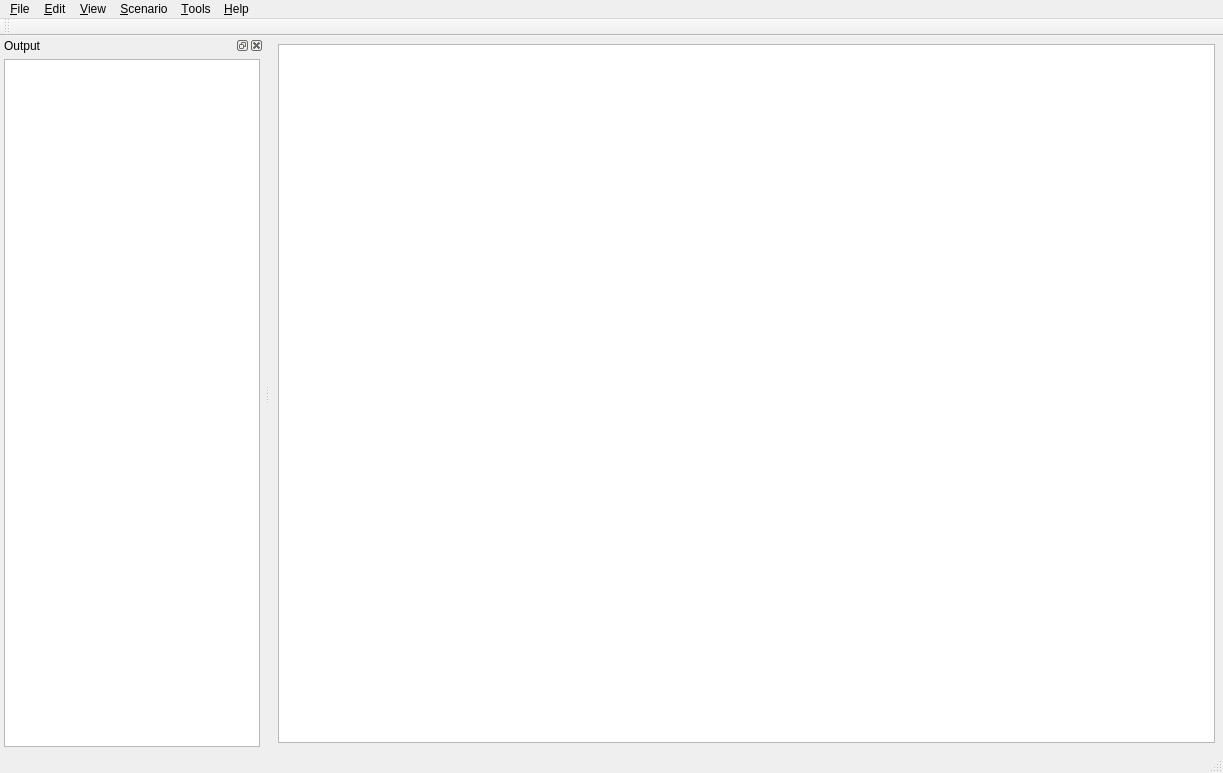
Before: the Qt Designer form scone/sconestudio/SconeStudio.ui in opensim-org/SCONE, drawn with Qt 5.
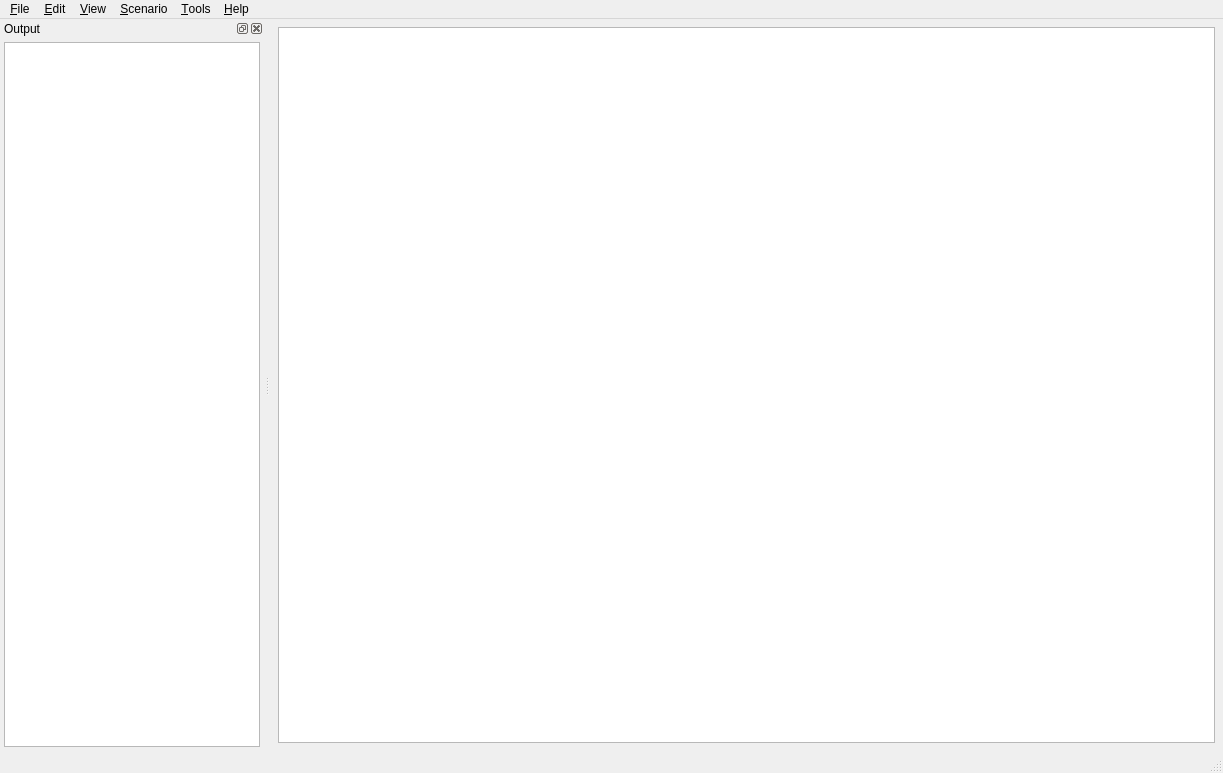
After: the same form once the commit is applied. Custom widgets are drawn as their Qt base class.

```diff
--- a/scone/sconestudio/SconeStudio.ui
+++ b/scone/sconestudio/SconeStudio.ui
@@ -327,17 +327,6 @@
    <addaction name="menu_Help"/>
   </widget>
   <widget class="QStatusBar" name="statusBar"/>
-  <widget class="QToolBar" name="toolBar">
-   <property name="windowTitle">
-    <string>toolBar</string>
-   </property>
-   <attribute name="toolBarArea">
-    <enum>TopToolBarArea</enum>
-   </attribute>
-   <attribute name="toolBarBreak">
-    <bool>false</bool>
-   </attribute>
-  </widget>
   <widget class="QDockWidget" name="resultsDock">
    <property name="windowTitle">
     <string>Output</string>
```
Left out of the diff: 2 changed lines with no effect on the pictures.
